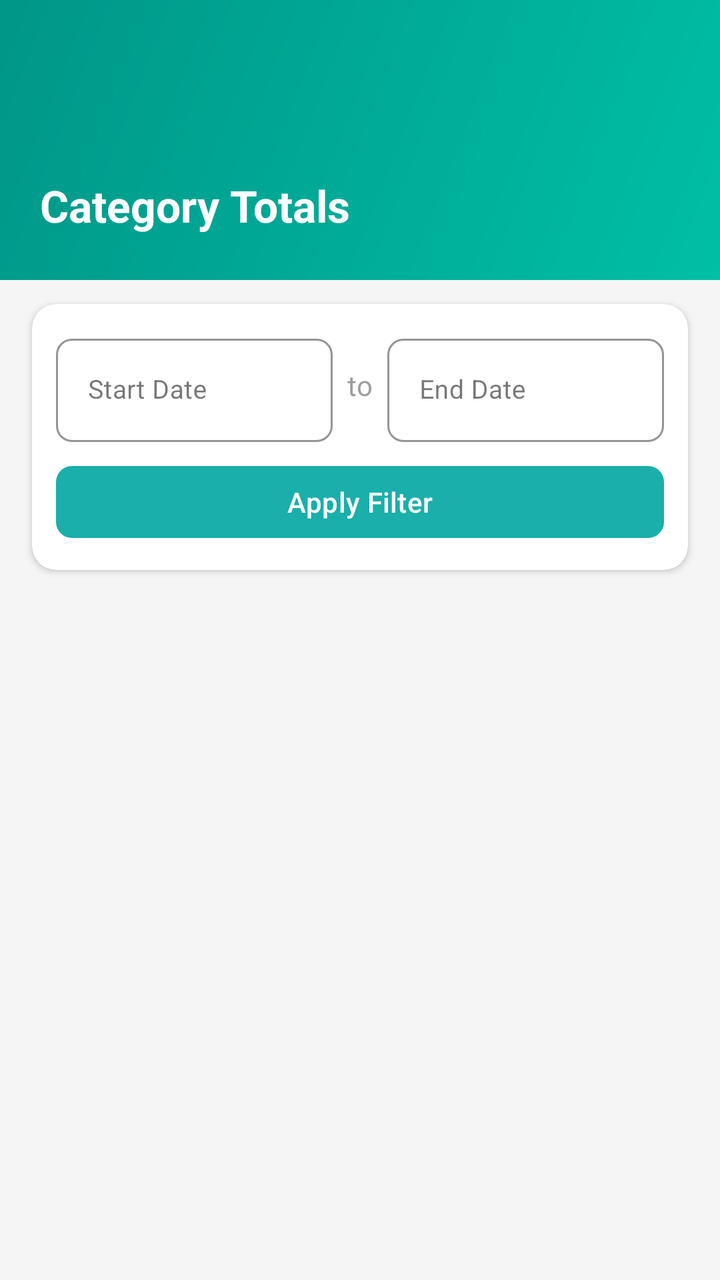
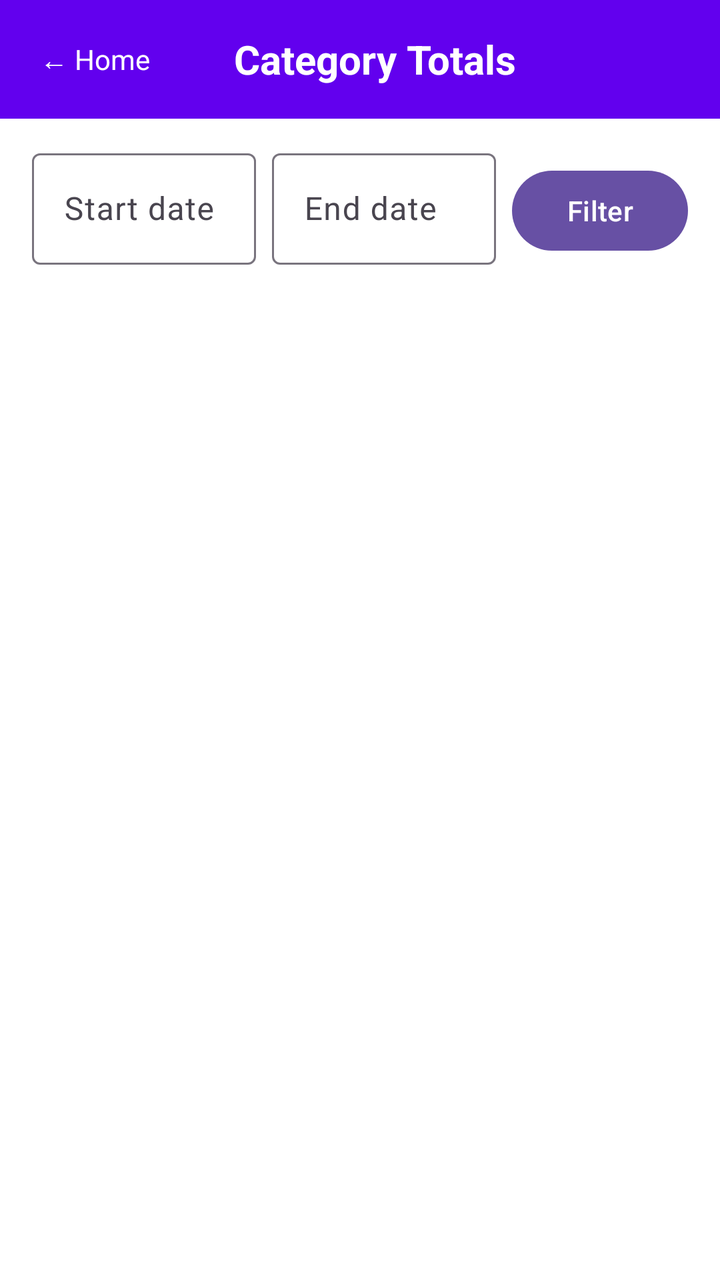

The first picture is an Android layout as it rendered before a commit; the second is the same layout after the commit. The layout source and the unified diff follow.
<!-- AndroidManifest.xml: application theme Theme.BudgetSphere -->
<!-- res/layout/fragment_category_totals.xml -->
<?xml version="1.0" encoding="utf-8"?>
<LinearLayout
    xmlns:android="http://schemas.android.com/apk/res/android"
    xmlns:app="http://schemas.android.com/apk/res-auto"
    android:layout_width="match_parent"
    android:layout_height="match_parent"
    android:orientation="vertical"
    android:background="#F5F5F5">

    <androidx.constraintlayout.widget.ConstraintLayout
        android:layout_width="match_parent"
        android:layout_height="140dp"
        android:background="@drawable/bg_teal_arc">
        <ImageView
            android:id="@+id/ivBack"
            android:layout_width="36dp"
            android:layout_height="36dp"
            android:src="@drawable/ic_arrow_back"
            android:padding="6dp"
            android:clickable="true"
            android:focusable="true"
            android:contentDescription="Back"
            app:layout_constraintTop_toTopOf="parent"
            app:layout_constraintStart_toStartOf="parent"
            android:layout_marginTop="44dp"
            android:layout_marginStart="16dp"
            app:tint="#FFFFFF" />
        <TextView
            android:id="@+id/tvTitle"
            android:layout_width="wrap_content"
            android:layout_height="wrap_content"
            android:text="Category Totals"
            android:textColor="#FFFFFF"
            android:textSize="22sp"
            android:textStyle="bold"
            app:layout_constraintTop_toBottomOf="@id/ivBack"
            app:layout_constraintStart_toStartOf="parent"
            android:layout_marginTop="8dp"
            android:layout_marginStart="20dp" />
    </androidx.constraintlayout.widget.ConstraintLayout>

    <androidx.cardview.widget.CardView
        android:layout_width="match_parent"
        android:layout_height="wrap_content"
        android:layout_marginStart="16dp"
        android:layout_marginEnd="16dp"
        android:layout_marginTop="12dp"
        app:cardCornerRadius="12dp"
        app:cardElevation="2dp"
        app:cardBackgroundColor="#FFFFFF">
        <LinearLayout
            android:layout_width="match_parent"
            android:layout_height="wrap_content"
            android:orientation="vertical"
            android:padding="12dp">
            <LinearLayout
                android:layout_width="match_parent"
                android:layout_height="wrap_content"
                android:orientation="horizontal"
                android:gravity="center_vertical">

                
                <com.google.android.material.textfield.TextInputLayout
                    android:layout_width="0dp"
                    android:layout_height="wrap_content"
                    android:layout_weight="1"
                    style="@style/Widget.MaterialComponents.TextInputLayout.OutlinedBox"
                    app:boxStrokeColor="#E0E0E0"
                    app:boxCornerRadiusTopStart="8dp"
                    app:boxCornerRadiusTopEnd="8dp"
                    app:boxCornerRadiusBottomStart="8dp"
                    app:boxCornerRadiusBottomEnd="8dp"
                    android:hint="Start Date">
                    <com.google.android.material.textfield.TextInputEditText
                        android:id="@+id/etStartDate"
                        android:layout_width="match_parent"
                        android:layout_height="wrap_content"
                        android:inputType="none"
                        android:focusable="false"
                        android:clickable="true"
                        android:textSize="13sp"
                        android:textColor="#212121" />
                </com.google.android.material.textfield.TextInputLayout>

                <TextView
                    android:layout_width="wrap_content"
                    android:layout_height="wrap_content"
                    android:text=" to "
                    android:textColor="#9E9E9E"
                    android:textSize="14sp"
                    android:paddingStart="4dp"
                    android:paddingEnd="4dp" />

                
                <com.google.android.material.textfield.TextInputLayout
                    android:layout_width="0dp"
                    android:layout_height="wrap_content"
                    android:layout_weight="1"
                    style="@style/Widget.MaterialComponents.TextInputLayout.OutlinedBox"
                    app:boxStrokeColor="#E0E0E0"
                    app:boxCornerRadiusTopStart="8dp"
                    app:boxCornerRadiusTopEnd="8dp"
                    app:boxCornerRadiusBottomStart="8dp"
                    app:boxCornerRadiusBottomEnd="8dp"
                    android:hint="End Date">
                    <com.google.android.material.textfield.TextInputEditText
                        android:id="@+id/etEndDate"
                        android:layout_width="match_parent"
                        android:layout_height="wrap_content"
                        android:inputType="none"
                        android:focusable="false"
                        android:clickable="true"
                        android:textSize="13sp"
                        android:textColor="#212121" />
                </com.google.android.material.textfield.TextInputLayout>
            </LinearLayout>
            <com.google.android.material.button.MaterialButton
                android:id="@+id/btnFilter"
                android:layout_width="match_parent"
                android:layout_height="44dp"
                android:text="Apply Filter"
                android:textColor="#FFFFFF"
                android:textSize="14sp"
                android:layout_marginTop="8dp"
                app:backgroundTint="#1AAFAA"
                app:cornerRadius="8dp" />
        </LinearLayout>
    </androidx.cardview.widget.CardView>

    <androidx.recyclerview.widget.RecyclerView
        android:id="@+id/recyclerTotals"
        android:layout_width="match_parent"
        android:layout_height="0dp"
        android:layout_weight="1"
        android:paddingStart="16dp"
        android:paddingEnd="16dp"
        android:paddingTop="12dp"
        android:paddingBottom="16dp"
        android:clipToPadding="false"
        android:scrollbars="none" />

    <LinearLayout
        android:id="@+id/emptyState"
        android:layout_width="match_parent"
        android:layout_height="wrap_content"
        android:orientation="vertical"
        android:gravity="center"
        android:padding="32dp"
        android:visibility="gone">
        <TextView
            android:layout_width="wrap_content"
            android:layout_height="wrap_content"
            android:text="No data for this period"
            android:textColor="#9E9E9E"
            android:textSize="14sp"
            android:gravity="center" />
    </LinearLayout>

</LinearLayout>
<!-- resources referenced by this layout -->
<resources>
  <!-- drawable bg_teal_arc (drawable) -->
  <layer-list xmlns:android="http://schemas.android.com/apk/res/android">
  
      
      <item>
          <shape android:shape="rectangle">
              <gradient
                  android:startColor="#00BFA5"
                  android:endColor="#009688"
                  android:angle="135"
                  android:type="linear" />
          </shape>
      </item>
  
      
      <item
          android:top="140dp"
          android:left="-60dp"
          android:right="-60dp"
          android:bottom="-80dp">
          <shape android:shape="oval">
              <solid android:color="#F5F5F5" />
          </shape>
      </item>
  
  </layer-list>
  <!-- drawable ic_arrow_back (drawable) -->
  <?xml version="1.0" encoding="utf-8"?>
  <selector xmlns:android="http://schemas.android.com/apk/res/android">
  
  </selector>
  <style name="Theme.BudgetSphere" parent="Base.Theme.BudgetSphere" />
  <style name="Base.Theme.BudgetSphere" parent="Theme.Material3.DayNight.NoActionBar">
          
          
      </style>
</resources>

<!-- the commit's change to res/layout/fragment_category_totals.xml (unified diff, before → after) -->
@@ -1,159 +1,115 @@
 <?xml version="1.0" encoding="utf-8"?>
 <LinearLayout
     xmlns:android="http://schemas.android.com/apk/res/android"
-    xmlns:app="http://schemas.android.com/apk/res-auto"
     android:layout_width="match_parent"
     android:layout_height="match_parent"
     android:orientation="vertical"
-    android:background="#F5F5F5">
+    android:background="#FFFFFF">
 
-    <androidx.constraintlayout.widget.ConstraintLayout
+    
+    <LinearLayout
         android:layout_width="match_parent"
-        android:layout_height="140dp"
-        android:background="@drawable/bg_teal_arc">
-        <ImageView
-            android:id="@+id/ivBack"
-            android:layout_width="36dp"
-            android:layout_height="36dp"
-            android:src="@drawable/ic_arrow_back"
-            android:padding="6dp"
-            android:clickable="true"
-            android:focusable="true"
-            android:contentDescription="Back"
-            app:layout_constraintTop_toTopOf="parent"
-            app:layout_constraintStart_toStartOf="parent"
-            android:layout_marginTop="44dp"
-            android:layout_marginStart="16dp"
-            app:tint="#FFFFFF" />
+        android:layout_height="wrap_content"
+        android:orientation="horizontal"
+        android:gravity="center_vertical"
+        android:padding="16dp"
+        android:background="#6200EE">
+
         <TextView
-            android:id="@+id/tvTitle"
+            android:id="@+id/btnBackDashboard"
             android:layout_width="wrap_content"
             android:layout_height="wrap_content"
+            android:text="&#8592; Home"
+            android:textColor="#FFFFFF"
+            android:textSize="14sp"
+            android:padding="4dp" />
+
+        <TextView
+            android:layout_width="0dp"
+            android:layout_height="wrap_content"
+            android:layout_weight="1"
             android:text="Category Totals"
             android:textColor="#FFFFFF"
-            android:textSize="22sp"
+            android:textSize="20sp"
             android:textStyle="bold"
-            app:layout_constraintTop_toBottomOf="@id/ivBack"
-            app:layout_constraintStart_toStartOf="parent"
-            android:layout_marginTop="8dp"
-            android:layout_marginStart="20dp" />
-    </androidx.constraintlayout.widget.ConstraintLayout>
+            android:gravity="center" />
 
-    <androidx.cardview.widget.CardView
+        <View
+            android:layout_width="48dp"
+            android:layout_height="1dp" />
+
+    </LinearLayout>
+
+    
+    <LinearLayout
         android:layout_width="match_parent"
         android:layout_height="wrap_content"
-        android:layout_marginStart="16dp"
-        android:layout_marginEnd="16dp"
-        android:layout_marginTop="12dp"
-        app:cardCornerRadius="12dp"
-        app:cardElevation="2dp"
-        app:cardBackgroundColor="#FFFFFF">
-        <LinearLayout
-            android:layout_width="match_parent"
+        android:orientation="horizontal"
+        android:paddingLeft="16dp"
+        android:paddingRight="16dp"
+        android:paddingTop="12dp"
+        android:paddingBottom="8dp">
+
+        <com.google.android.material.textfield.TextInputLayout
+            android:layout_width="0dp"
             android:layout_height="wrap_content"
-            android:orientation="vertical"
-            android:padding="12dp">
-            <LinearLayout
+            android:layout_weight="1"
+            android:layout_marginEnd="8dp"
+            android:hint="Start date">
+
+            <com.google.android.material.textfield.TextInputEditText
+                android:id="@+id/etStartDate"
                 android:layout_width="match_parent"
                 android:layout_height="wrap_content"
-                android:orientation="horizontal"
-                android:gravity="center_vertical">
+                android:focusable="false"
+                android:inputType="none" />
 
-                
-                <com.google.android.material.textfield.TextInputLayout
-                    android:layout_width="0dp"
-                    android:layout_height="wrap_content"
-                    android:layout_weight="1"
-                    style="@style/Widget.MaterialComponents.TextInputLayout.OutlinedBox"
-                    app:boxStrokeColor="#E0E0E0"
-                    app:boxCornerRadiusTopStart="8dp"
-                    app:boxCornerRadiusTopEnd="8dp"
-                    app:boxCornerRadiusBottomStart="8dp"
-                    app:boxCornerRadiusBottomEnd="8dp"
-                    android:hint="Start Date">
-                    <com.google.android.material.textfield.TextInputEditText
-                        android:id="@+id/etStartDate"
-                        android:layout_width="match_parent"
-                        android:layout_height="wrap_content"
-                        android:inputType="none"
-                        android:focusable="false"
-                        android:clickable="true"
-                        android:textSize="13sp"
-                        android:textColor="#212121" />
-                </com.google.android.material.textfield.TextInputLayout>
+        </com.google.android.material.textfield.TextInputLayout>
 
-                <TextView
-                    android:layout_width="wrap_content"
-                    android:layout_height="wrap_content"
-                    android:text=" to "
-                    android:textColor="#9E9E9E"
-                    android:textSize="14sp"
-                    android:paddingStart="4dp"
-                    android:paddingEnd="4dp" />
+        <com.google.android.material.textfield.TextInputLayout
+            android:layout_width="0dp"
+            android:layout_height="wrap_content"
+            android:layout_weight="1"
+            android:layout_marginEnd="8dp"
+            android:hint="End date">
 
-                
-                <com.google.android.material.textfield.TextInputLayout
-                    android:layout_width="0dp"
-                    android:layout_height="wrap_content"
-                    android:layout_weight="1"
-                    style="@style/Widget.MaterialComponents.TextInputLayout.OutlinedBox"
-                    app:boxStrokeColor="#E0E0E0"
-                    app:boxCornerRadiusTopStart="8dp"
-                    app:boxCornerRadiusTopEnd="8dp"
-                    app:boxCornerRadiusBottomStart="8dp"
-                    app:boxCornerRadiusBottomEnd="8dp"
-                    android:hint="End Date">
-                    <com.google.android.material.textfield.TextInputEditText
-                        android:id="@+id/etEndDate"
-                        android:layout_width="match_parent"
-                        android:layout_height="wrap_content"
-                        android:inputType="none"
-                        android:focusable="false"
-                        android:clickable="true"
-                        android:textSize="13sp"
-                        android:textColor="#212121" />
-                </com.google.android.material.textfield.TextInputLayout>
-            </LinearLayout>
-            <com.google.android.material.button.MaterialButton
-                android:id="@+id/btnFilter"
+            <com.google.android.material.textfield.TextInputEditText
+                android:id="@+id/etEndDate"
                 android:layout_width="match_parent"
-                android:layout_height="44dp"
-                android:text="Apply Filter"
-                android:textColor="#FFFFFF"
-                android:textSize="14sp"
-                android:layout_marginTop="8dp"
-                app:backgroundTint="#1AAFAA"
-                app:cornerRadius="8dp" />
-        </LinearLayout>
-    </androidx.cardview.widget.CardView>
+                android:layout_height="wrap_content"
+                android:focusable="false"
+                android:inputType="none" />
 
+        </com.google.android.material.textfield.TextInputLayout>
+
+        <Button
+            android:id="@+id/btnFilter"
+            android:layout_width="wrap_content"
+            android:layout_height="wrap_content"
+            android:text="Filter" />
+
+    </LinearLayout>
+
+    
+    <TextView
+        android:id="@+id/tvEmpty"
+        android:layout_width="match_parent"
+        android:layout_height="wrap_content"
+        android:padding="32dp"
+        android:gravity="center"
+        android:text="No data for this period"
+        android:textSize="16sp"
+        android:textColor="#888888"
+        android:visibility="gone" />
+
+    
     <androidx.recyclerview.widget.RecyclerView
         android:id="@+id/recyclerTotals"
         android:layout_width="match_parent"
         android:layout_height="0dp"
         android:layout_weight="1"
-        android:paddingStart="16dp"
-        android:paddingEnd="16dp"
-        android:paddingTop="12dp"
-        android:paddingBottom="16dp"
-        android:clipToPadding="false"
-        android:scrollbars="none" />
-
-    <LinearLayout
-        android:id="@+id/emptyState"
-        android:layout_width="match_parent"
-        android:layout_height="wrap_content"
-        android:orientation="vertical"
-        android:gravity="center"
-        android:padding="32dp"
-        android:visibility="gone">
-        <TextView
-            android:layout_width="wrap_content"
-            android:layout_height="wrap_content"
-            android:text="No data for this period"
-            android:textColor="#9E9E9E"
-            android:textSize="14sp"
-            android:gravity="center" />
-    </LinearLayout>
+        android:paddingLeft="8dp"
+        android:paddingRight="8dp"
+        android:clipToPadding="false" />
 
 </LinearLayout>
<!-- resource entries referenced after the edit -->
@@ -1,36 +1,5 @@
 <!-- resources referenced by this layout -->
 <resources>
-  <!-- drawable bg_teal_arc (drawable) -->
-  <layer-list xmlns:android="http://schemas.android.com/apk/res/android">
-  
-      
-      <item>
-          <shape android:shape="rectangle">
-              <gradient
-                  android:startColor="#00BFA5"
-                  android:endColor="#009688"
-                  android:angle="135"
-                  android:type="linear" />
-          </shape>
-      </item>
-  
-      
-      <item
-          android:top="140dp"
-          android:left="-60dp"
-          android:right="-60dp"
-          android:bottom="-80dp">
-          <shape android:shape="oval">
-              <solid android:color="#F5F5F5" />
-          </shape>
-      </item>
-  
-  </layer-list>
-  <!-- drawable ic_arrow_back (drawable) -->
-  <?xml version="1.0" encoding="utf-8"?>
-  <selector xmlns:android="http://schemas.android.com/apk/res/android">
-  
-  </selector>
   <style name="Theme.BudgetSphere" parent="Base.Theme.BudgetSphere" />
   <style name="Base.Theme.BudgetSphere" parent="Theme.Material3.DayNight.NoActionBar">
           
